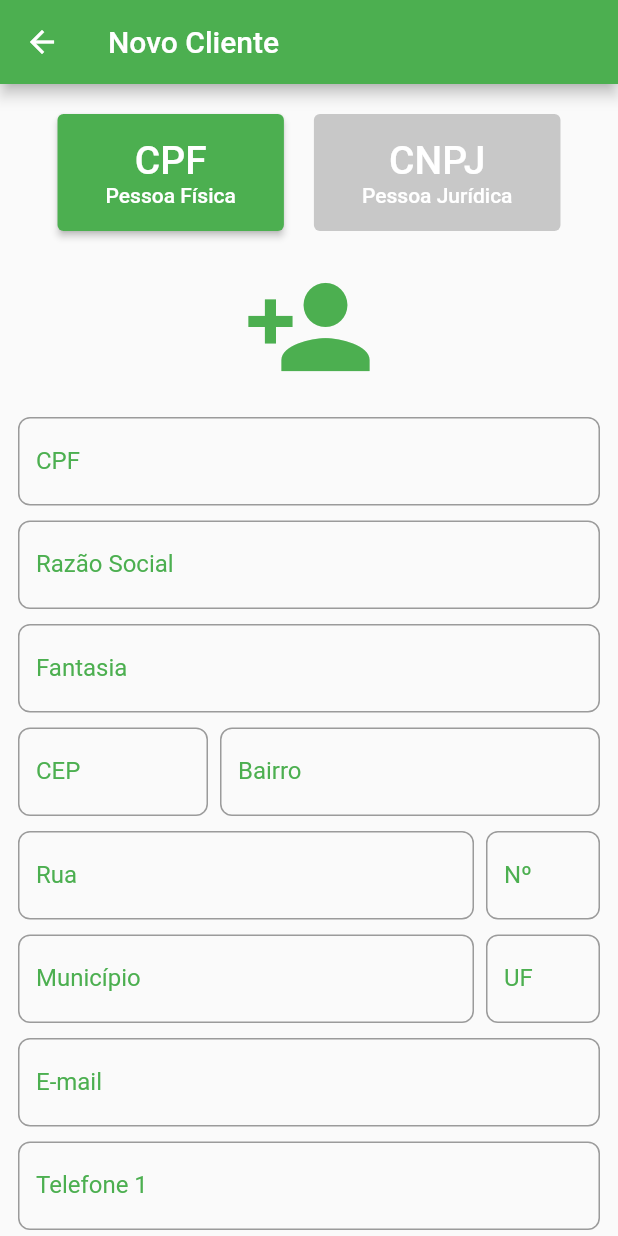
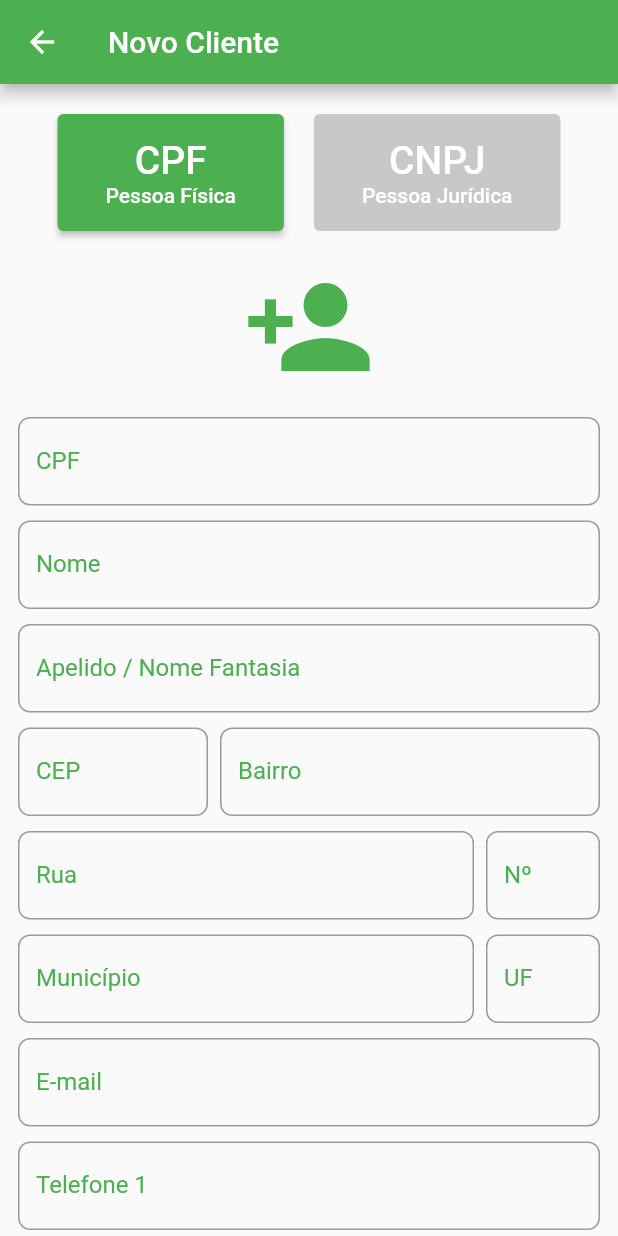
Before and after one commit to pablohcl/prototipowatt, a Flutter app: the NovoCliente screen opened directly, after a tap on "CPF", on a phone screen of 412 x 824 dp. Run offline on Flutter 3.47's test engine with Material 2 defaults, Android fonts, the phone set to English and light mode, and no system bars; our stand-ins replace csv, firebase_auth, firebase_core, shared_preferences, sqflite; accounts and stored records are empty.

```diff
--- a/lib/pages/novo_cliente.dart
+++ b/lib/pages/novo_cliente.dart
@@ -193,7 +193,7 @@ class _NovoClienteState extends State<NovoCliente> {
                   ),
                   TextFormField(
                     decoration: InputDecoration(
-                      label: Text('Razão Social'),
+                      label: Text('Nome'),
                       labelStyle: TextStyle(color: Colors.green),
                       border: OutlineInputBorder(
                         borderRadius: BorderRadius.circular(8),
@@ -205,7 +205,7 @@ class _NovoClienteState extends State<NovoCliente> {
                   ),
                   TextFormField(
                     decoration: InputDecoration(
-                      label: Text('Fantasia'),
+                      label: Text('Apelido / Nome Fantasia'),
                       labelStyle: TextStyle(color: Colors.green),
                       border: OutlineInputBorder(
                         borderRadius: BorderRadius.circular(8),
```
